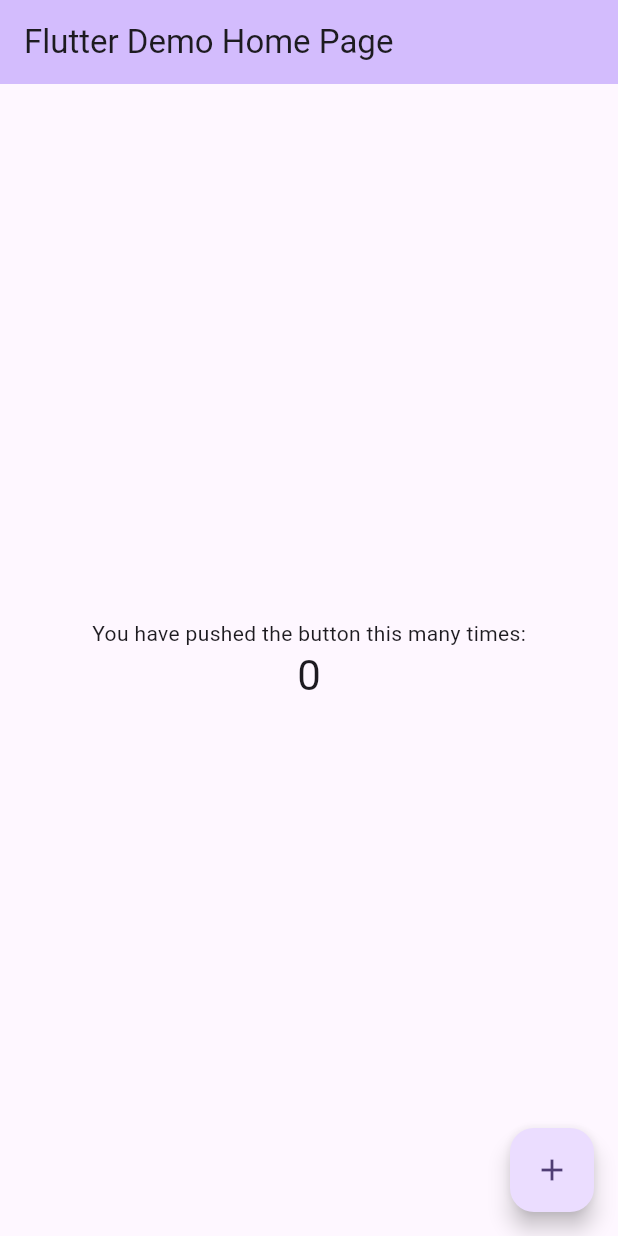
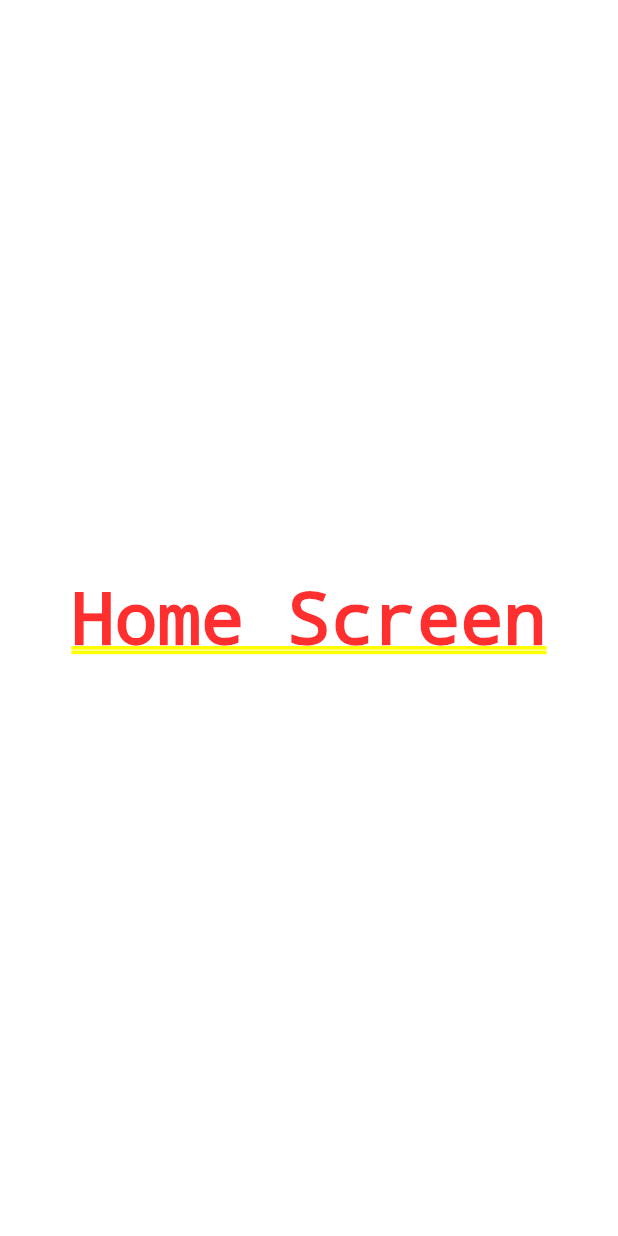
Before and after one commit to heui-yong/Wedding-Invitation, a Flutter app: the screen it shows after launch, on a phone screen of 412 x 824 dp. Run offline on Flutter 3.47's test engine with Material 3 defaults, Android fonts, the light colour scheme and no system bars; our stand-ins replace flutter_riverpod, go_router.

Commit message:
[dev] : 프로젝트 뼈대코드 작성

```diff
--- /dev/null
+++ b/lib/common/common.dart
@@ -0,0 +1,3 @@
+export 'routes/app_router.dart';
+export 'ui/ui.dart';
+export 'constants/constants.dart';
--- /dev/null
+++ b/lib/common/constants/app_color.dart
@@ -0,0 +1,3 @@
+class AppColor {
+
+}
--- /dev/null
+++ b/lib/common/constants/app_string.dart
@@ -0,0 +1,3 @@
+class AppString {
+
+}
--- /dev/null
+++ b/lib/common/constants/constants.dart
@@ -0,0 +1,2 @@
+export 'app_color.dart';
+export 'app_string.dart';
--- /dev/null
+++ b/lib/common/routes/app_router.dart
@@ -0,0 +1,21 @@
+import 'package:frontend/features/features.dart';
+import 'package:frontend/common/common.dart';
+import 'package:go_router/go_router.dart';
+
+final GoRouter appRouter = GoRouter(
+    initialLocation: "/splash",
+    routes: [
+      GoRoute(
+        path: '/splash',
+        builder: (context, state) => const SplashScreen(),
+      ),
+      GoRoute(
+        path: '/home',
+        builder: (context, state) => const HomeScreen(),
+      ),
+      GoRoute(
+        path: '/gallery',
+        builder: (context, state) => const GalleryScreen(),
+      )
+    ]
+);
--- /dev/null
+++ b/lib/common/ui/screens/screens.dart
@@ -0,0 +1 @@
+export 'splash_screen.dart';
--- /dev/null
+++ b/lib/common/ui/ui.dart
@@ -0,0 +1 @@
+export 'screens/screens.dart';
--- /dev/null
+++ b/lib/features/features.dart
@@ -0,0 +1,2 @@
+export 'gallery/gallery.dart';
+export 'home/home.dart';
--- /dev/null
+++ b/lib/features/gallery/gallery.dart
@@ -0,0 +1,2 @@
+export 'screens/screens.dart';
+export 'widgets/widgets.dart';
--- /dev/null
+++ b/lib/features/gallery/screens/screens.dart
@@ -0,0 +1 @@
+export 'gallery_screen.dart';
--- /dev/null
+++ b/lib/features/home/home.dart
@@ -0,0 +1,2 @@
+export 'screens/screens.dart';
+export 'widgets/widgets.dart';
--- /dev/null
+++ b/lib/features/home/screens/home_screen.dart
@@ -0,0 +1,20 @@
+import 'package:flutter/material.dart';
+import 'package:flutter_riverpod/flutter_riverpod.dart';
+
+class HomeScreen extends ConsumerStatefulWidget {
+  const HomeScreen({super.key});
+
+  @override
+  ConsumerState<HomeScreen> createState() => _HomeScreenState();
+}
+
+class _HomeScreenState extends ConsumerState<HomeScreen> {
+  @override
+  Widget build(BuildContext context) {
+    return SafeArea(
+        child: Center(
+          child: Text("Home Screen"),
+        )
+    );
+  }
+}
--- /dev/null
+++ b/lib/features/home/screens/screens.dart
@@ -0,0 +1 @@
+export 'home_screen.dart';
--- a/lib/main.dart
+++ b/lib/main.dart
@@ -1,125 +1,22 @@
 import 'package:flutter/material.dart';
+import 'package:flutter_riverpod/flutter_riverpod.dart';
+import 'package:frontend/common/routes/app_router.dart';
 
 void main() {
-  runApp(const MyApp());
+  runApp(
+    const ProviderScope(
+      child: MyApp(),
+    )
+  );
 }
 
 class MyApp extends StatelessWidget {
   const MyApp({super.key});
 
-  // This widget is the root of your application.
   @override
   Widget build(BuildContext context) {
-    return MaterialApp(
-      title: 'Flutter Demo',
-      theme: ThemeData(
-        // This is the theme of your application.
-        //
-        // TRY THIS: Try running your application with "flutter run". You'll see
-        // the application has a purple toolbar. Then, without quitting the app,
-        // try changing the seedColor in the colorScheme below to Colors.green
-        // and then invoke "hot reload" (save your changes or press the "hot
-        // reload" button in a Flutter-supported IDE, or press "r" if you used
-        // the command line to start the app).
-        //
-        // Notice that the counter didn't reset back to zero; the application
-        // state is not lost during the reload. To reset the state, use hot
-        // restart instead.
-        //
-        // This works for code too, not just values: Most code changes can be
-        // tested with just a hot reload.
-        colorScheme: ColorScheme.fromSeed(seedColor: Colors.deepPurple),
-        useMaterial3: true,
-      ),
-      home: const MyHomePage(title: 'Flutter Demo Home Page'),
+    return MaterialApp.router(
+      routerConfig: appRouter,
     );
   }
 }
-
-class MyHomePage extends StatefulWidget {
-  const MyHomePage({super.key, required this.title});
-
-  // This widget is the home page of your application. It is stateful, meaning
-  // that it has a State object (defined below) that contains fields that affect
-  // how it looks.
-
-  // This class is the configuration for the state. It holds the values (in this
-  // case the title) provided by the parent (in this case the App widget) and
-  // used by the build method of the State. Fields in a Widget subclass are
-  // always marked "final".
-
-  final String title;
-
-  @override
-  State<MyHomePage> createState() => _MyHomePageState();
-}
-
-class _MyHomePageState extends State<MyHomePage> {
-  int _counter = 0;
-
-  void _incrementCounter() {
-    setState(() {
-      // This call to setState tells the Flutter framework that something has
-      // changed in this State, which causes it to rerun the build method below
-      // so that the display can reflect the updated values. If we changed
-      // _counter without calling setState(), then the build method would not be
-      // called again, and so nothing would appear to happen.
-      _counter++;
-    });
-  }
-
-  @override
-  Widget build(BuildContext context) {
-    // This method is rerun every time setState is called, for instance as done
-    // by the _incrementCounter method above.
-    //
-    // The Flutter framework has been optimized to make rerunning build methods
-    // fast, so that you can just rebuild anything that needs updating rather
-    // than having to individually change instances of widgets.
-    return Scaffold(
-      appBar: AppBar(
-        // TRY THIS: Try changing the color here to a specific color (to
-        // Colors.amber, perhaps?) and trigger a hot reload to see the AppBar
-        // change color while the other colors stay the same.
-        backgroundColor: Theme.of(context).colorScheme.inversePrimary,
-        // Here we take the value from the MyHomePage object that was created by
-        // the App.build method, and use it to set our appbar title.
-        title: Text(widget.title),
-      ),
-      body: Center(
-        // Center is a layout widget. It takes a single child and positions it
-        // in the middle of the parent.
-        child: Column(
-          // Column is also a layout widget. It takes a list of children and
-          // arranges them vertically. By default, it sizes itself to fit its
-          // children horizontally, and tries to be as tall as its parent.
-          //
-          // Column has various properties to control how it sizes itself and
-          // how it positions its children. Here we use mainAxisAlignment to
-          // center the children vertically; the main axis here is the vertical
-          // axis because Columns are vertical (the cross axis would be
-          // horizontal).
-          //
-          // TRY THIS: Invoke "debug painting" (choose the "Toggle Debug Paint"
-          // action in the IDE, or press "p" in the console), to see the
-          // wireframe for each widget.
-          mainAxisAlignment: MainAxisAlignment.center,
-          children: <Widget>[
-            const Text(
-              'You have pushed the button this many times:',
-            ),
-            Text(
-              '$_counter',
-              style: Theme.of(context).textTheme.headlineMedium,
-            ),
-          ],
-        ),
-      ),
-      floatingActionButton: FloatingActionButton(
-        onPressed: _incrementCounter,
-        tooltip: 'Increment',
-        child: const Icon(Icons.add),
-      ), // This trailing comma makes auto-formatting nicer for build methods.
-    );
-  }
-}
--- a/pubspec.yaml
+++ b/pubspec.yaml
@@ -35,6 +35,11 @@ dependencies:
   # The following adds the Cupertino Icons font to your application.
   # Use with the CupertinoIcons class for iOS style icons.
   cupertino_icons: ^1.0.8
+
+  #  라우팅
+  go_router: ^14.8.1
+
+  flutter_riverpod: ^2.6.1
 
 dev_dependencies:
   flutter_test:
```
Also changed, not shown: lib/common/ui/screens/splash_screen.dart (added, +42 -0 lines), lib/features/gallery/screens/gallery_screen.dart (added, +20 -0 lines), lib/features/gallery/widgets/widgets.dart (added), lib/features/home/widgets/widgets.dart (added), pubspec.lock, 5 other files.
